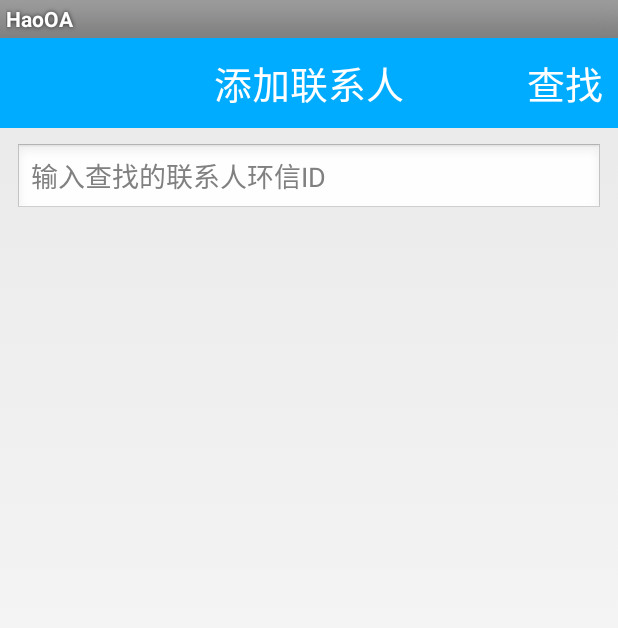
After one commit to a5778874/HaoOA, an Android app: the AddContactsActivity screen opened directly, with no data from a screen before it, on a phone screen of 412 x 824 dp. The commit adds this screen. Shown: the top 628 px of the screen. Run offline under Robolectric (Android 15) with nearby library versions, the phone set to English and light mode, and no system bars.

Commit message:
完成添加联系人页面

```diff
--- a/app/src/main/AndroidManifest.xml
+++ b/app/src/main/AndroidManifest.xml
@@ -51,6 +51,9 @@
         <activity android:name=".activity.RegisterActivity">
 
         </activity>
+        <activity android:name=".activity.AddContactsActivity">
+
+        </activity>
         <!-- 设置环信应用的AppKey -->
         <meta-data
             android:name="EASEMOB_APPKEY"
--- /dev/null
+++ b/app/src/main/java/zzh/com/haooa/activity/AddContactsActivity.java
@@ -0,0 +1,19 @@
+package zzh.com.haooa.activity;
+
+import android.app.Activity;
+import android.os.Bundle;
+import android.support.annotation.Nullable;
+
+import zzh.com.haooa.R;
+
+/**
+ * Created by ZZH on 2018/2/20.
+ */
+
+public class AddContactsActivity extends Activity {
+    @Override
+    protected void onCreate(@Nullable Bundle savedInstanceState) {
+        super.onCreate(savedInstanceState);
+        setContentView(R.layout.activity_addcontacts);
+    }
+}
--- a/app/src/main/java/zzh/com/haooa/fragment/ContactsFragment.java
+++ b/app/src/main/java/zzh/com/haooa/fragment/ContactsFragment.java
@@ -1,5 +1,6 @@
 package zzh.com.haooa.fragment;
 
+import android.content.Intent;
 import android.os.Bundle;
 import android.support.annotation.Nullable;
 import android.support.v4.app.Fragment;
@@ -10,13 +11,14 @@ import android.view.ViewGroup;
 import com.hyphenate.easeui.ui.EaseContactListFragment;
 
 import zzh.com.haooa.R;
+import zzh.com.haooa.activity.AddContactsActivity;
 
 /**
  * Created by ZZH on 2018/1/25.
  * 使用EaseUI提供好的联系人列表Fragment
  */
 
-public class ContactsFragment extends EaseContactListFragment{
+public class ContactsFragment extends EaseContactListFragment {
     //初始化EaseUI的控件
     @Override
     protected void initView() {
@@ -35,5 +37,14 @@ public class ContactsFragment extends EaseContactListFragment{
     @Override
     protected void setUpView() {
         super.setUpView();
+        //环信EaseUI标题栏右侧按钮的点击事件
+        titleBar.setRightLayoutClickListener(new View.OnClickListener() {
+            @Override
+            public void onClick(View v) {
+                Intent it=new Intent(getActivity(), AddContactsActivity.class);
+                startActivity(it);
+            }
+        });
     }
+
 }
--- /dev/null
+++ b/app/src/main/res/layout/activity_addcontacts.xml
@@ -0,0 +1,73 @@
+<?xml version="1.0" encoding="utf-8"?>
+<LinearLayout xmlns:android="http://schemas.android.com/apk/res/android"
+    android:orientation="vertical" android:layout_width="match_parent"
+    android:layout_height="match_parent">
+    <RelativeLayout
+        android:layout_width="match_parent"
+        android:layout_height="60dp"
+        android:background="@color/easeTitleBarBackground">
+
+        <TextView
+            android:layout_width="wrap_content"
+            android:layout_height="wrap_content"
+            android:layout_centerInParent="true"
+            android:text="添加联系人"
+            android:textColor="@android:color/white"
+            android:textSize="25sp" />
+
+        <TextView
+            android:id="@+id/tv_add_find"
+            android:layout_width="wrap_content"
+            android:layout_height="match_parent"
+            android:layout_alignParentRight="true"
+            android:layout_marginRight="10dp"
+            android:gravity="center"
+            android:text="查找"
+            android:textColor="@android:color/white"
+            android:textSize="25sp" />
+    </RelativeLayout>
+
+    <EditText
+        android:id="@+id/et_add_name"
+        android:layout_width="match_parent"
+        android:layout_height="wrap_content"
+        android:hint="输入查找的联系人环信ID"
+        android:layout_margin="10dp" />
+
+    <RelativeLayout
+        android:visibility="gone"
+        android:id="@+id/rl_add"
+        android:layout_width="match_parent"
+        android:layout_height="wrap_content"
+        android:layout_margin="10dp">
+
+        <ImageView
+            android:id="@+id/iv_add_photo"
+            android:layout_width="50dp"
+            android:layout_height="50dp"
+            android:src="@mipmap/em_default_avatar" />
+
+        <TextView
+            android:id="@+id/tv_add_name"
+            android:layout_width="wrap_content"
+            android:layout_height="wrap_content"
+            android:layout_centerInParent="true"
+            android:layout_marginLeft="10dp"
+            android:layout_toRightOf="@id/iv_add_photo"
+            android:text="名称"
+            android:textSize="20sp" />
+
+        <Button
+            android:id="@+id/bt_add_add"
+            android:layout_width="wrap_content"
+            android:layout_height="wrap_content"
+            android:layout_alignParentRight="true"
+            android:textColor="@android:color/white"
+            android:textSize="20sp"
+            android:background="@drawable/btn_login_selector"
+            android:text="添加" />
+    </RelativeLayout>
+
+
+
+</LinearLayout>
```
Also changed, not shown: app/src/main/java/zzh/com/haooa/activity/WelcomeActivity.java (+6 -7 lines), app/src/main/res/mipmap-hdpi/em_default_avatar.png (added).
